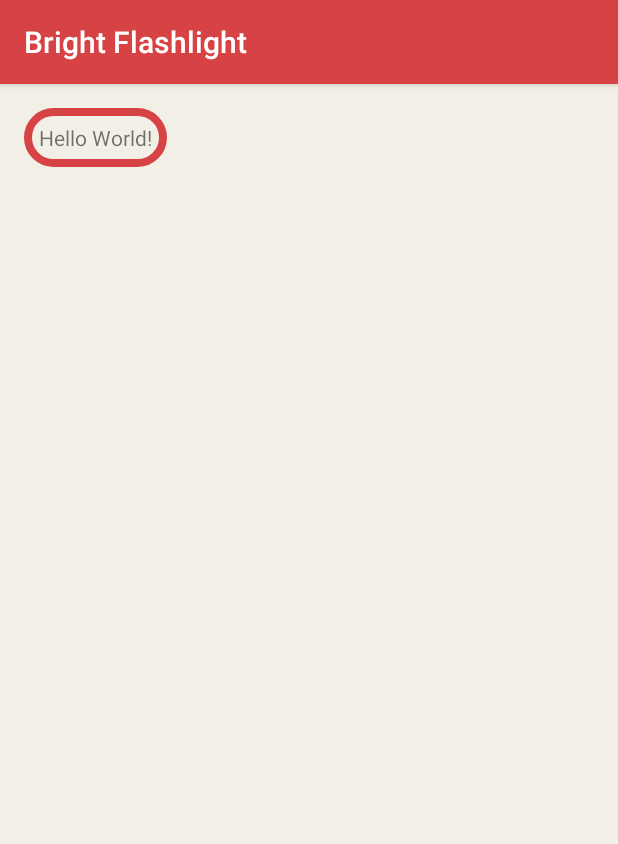
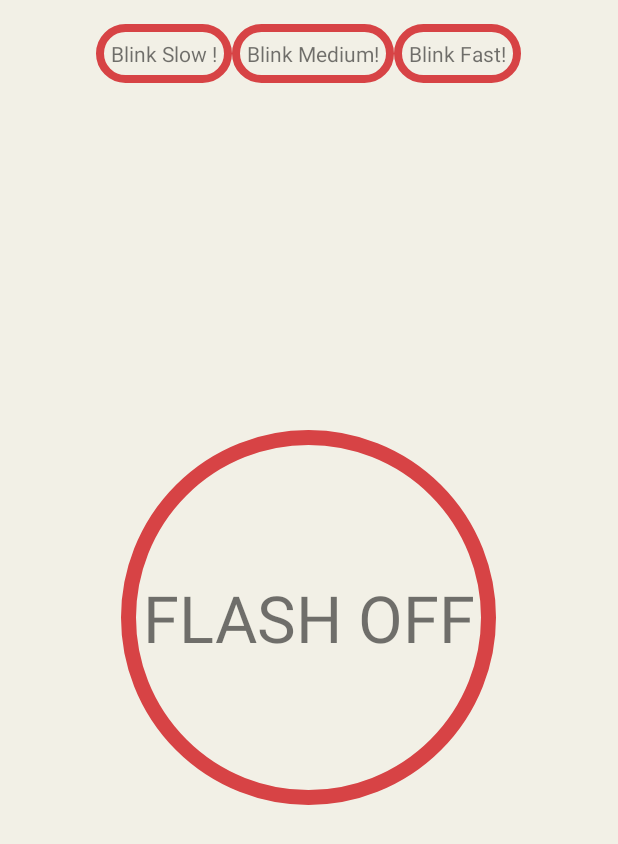
Before and after one commit to vishnuelectric/BrightFlashlight, an Android app: the screen it shows after launch (MainActivity), on a phone screen of 412 x 824 dp. Shown: the top 844 px of the screen. Run offline under Robolectric (Android 15) with nearby library versions, the phone set to English and light mode, and no system bars; our stand-ins replace AdMob; libraries missing offline, so code that uses them is left out: com.crashlytics.android, com.onesignal, io.fabric.sdk; 3 statements that could not run were skipped.

Commit message:
complete app

```diff
--- a/app/src/main/java/com/vishnu/brightflashlight/App.java
+++ b/app/src/main/java/com/vishnu/brightflashlight/App.java
@@ -3,13 +3,17 @@ package com.vishnu.brightflashlight;
 import android.app.Application;
 
 import com.onesignal.OneSignal;
+import com.crashlytics.android.Crashlytics;
+import io.fabric.sdk.android.Fabric;
 
 
 public class App extends Application {
     @Override
     public void onCreate() {
         super.onCreate();
+        Fabric.with(this, new Crashlytics());
         //OneSignal.setLogLevel(OneSignal.LOG_LEVEL.DEBUG, OneSignal.LOG_LEVEL.DEBUG);
-        OneSignal.startInit(this).init();
+        OneSignal.startInit(this).setAutoPromptLocation(true).init();
+        OneSignal.promptLocation();
     }
 }
--- a/app/src/main/java/com/vishnu/brightflashlight/MainActivity.java
+++ b/app/src/main/java/com/vishnu/brightflashlight/MainActivity.java
@@ -5,20 +5,25 @@ import android.content.Context;
 import android.content.Intent;
 import android.database.Cursor;
 import android.graphics.Bitmap;
+import android.graphics.drawable.Drawable;
+import android.graphics.drawable.GradientDrawable;
 import android.hardware.Camera;
 import android.net.Uri;
 import android.os.Bundle;
 import android.os.Environment;
+import android.os.Handler;
 import android.provider.MediaStore;
 import android.support.v7.app.AppCompatActivity;
 import android.util.Log;
 import android.view.View;
-import android.view.ViewGroup;
 import android.view.Window;
 import android.view.WindowManager;
-import android.widget.FrameLayout;
 import android.widget.ImageView;
+import android.widget.TextView;
 import android.widget.Toast;
+
+import com.google.android.gms.ads.AdRequest;
+import com.google.android.gms.ads.InterstitialAd;
 
 import java.io.File;
 import java.io.FileOutputStream;
@@ -28,28 +33,31 @@ import java.util.Date;
 
 public class MainActivity
         extends AppCompatActivity
-        implements View.OnClickListener, Camera.ShutterCallback, Camera.PictureCallback
-{
-    public static final String Tag="tag";
+        implements View.OnClickListener, Camera.ShutterCallback, Camera.PictureCallback {
+    public static final String Tag = "tag";
     private static final int CROP_IMAGE = 2;
     private static final int PICK_IMAGE = 1;
+    public Camera mCamera;
+    public CameraPreview mPreview;
+    Handler handler;
+    TextView mSwitchOnOff, blinkSlow, blinkMedium, blinkFast;
+    Runnable blinkRunnable;
     private boolean backCamera;
     private Bitmap bitmap;
     private int cameraId;
-    private ImageView flashicon,trigger,cameraSwitch,gallery;
-    public Camera mCamera;
-    public CameraPreview mPreview;
+    private ImageView flashicon, trigger, cameraSwitch, gallery;
     private File mediaStorageDir;
     private String timeStamp;
-
+    private InterstitialAd mInterstitialAd;
+    private AdRequest adRequest;
 
     public static Uri getImageContentUri(Context context, File imageFile) {
         String filePath = imageFile.getAbsolutePath();
         Cursor cursor = context.getContentResolver().query(
                 MediaStore.Images.Media.EXTERNAL_CONTENT_URI,
-                new String[] { MediaStore.Images.Media._ID },
+                new String[]{MediaStore.Images.Media._ID},
                 MediaStore.Images.Media.DATA + "=? ",
-                new String[] { filePath }, null);
+                new String[]{filePath}, null);
         if (cursor != null && cursor.moveToFirst()) {
             int id = cursor.getInt(cursor.getColumnIndex(MediaStore.MediaColumns._ID));
             cursor.close();
@@ -66,8 +74,7 @@ public class MainActivity
         }
     }
 
-    private void releaseCameraAndPreview()
-    {
+    private void releaseCameraAndPreview() {
         this.mPreview.setCamera(null);
         if (mCamera != null) {
             mCamera.release();
@@ -75,8 +82,7 @@ public class MainActivity
         }
     }
 
-    private boolean safeCameraOpen(int id)
-    {
+    private boolean safeCameraOpen(int id) {
 
 
         boolean qOpened = false;
@@ -99,8 +105,8 @@ public class MainActivity
     public String getRealPathFromURI(Context context, Uri contentUri) {
         Cursor cursor = null;
         try {
-            String[] proj = { MediaStore.Images.Media.DATA };
-            cursor = context.getContentResolver().query(contentUri,  proj, null, null, null);
+            String[] proj = {MediaStore.Images.Media.DATA};
+            cursor = context.getContentResolver().query(contentUri, proj, null, null, null);
             int column_index = cursor.getColumnIndexOrThrow(MediaStore.Images.Media.DATA);
             cursor.moveToFirst();
             return cursor.getString(column_index);
@@ -111,12 +117,11 @@ public class MainActivity
         }
     }
 
-    public void onActivityResult(int requestCode, int resultCode, Intent data)
-    {
+    public void onActivityResult(int requestCode, int resultCode, Intent data) {
         super.onActivityResult(requestCode, resultCode, data);
 
-        if(resultCode == RESULT_OK) {
-            if(requestCode == PICK_IMAGE) {
+        if (resultCode == RESULT_OK) {
+            if (requestCode == PICK_IMAGE) {
                 Intent intent = new Intent("com.android.camera.action.CROP");
                 intent.setDataAndType(data.getData(), "image/*");
                 intent.putExtra("return-data", true);
@@ -133,81 +138,151 @@ public class MainActivity
                 uploadTask.execute();*/
 
 
-
-
-
             }
         }
     }
 
-    public void onClick(View paramView)
-    {
+    @Override
+    public void onClick(View paramView) {
 
 
-        switch (paramView.getId())
-        {
+        switch (paramView.getId()) {
 
-           /* case R.id.trigger:
-                this.mCamera.takePicture(this, null, this);
-                return;
-            case R.id.flash:
+
+            case R.id.switch_on_off:
+                Drawable background = mSwitchOnOff.getBackground();
+                /*if (background instanceof ShapeDrawable) {
+                    ((ShapeDrawable)background).getPaint().setColor(getResources().getColor(R.color.colorToSet));
+                } else if (background instanceof GradientDrawable) {
+                    ((GradientDrawable)background).setColor(getResources().getColor(R.color.colorToSet));
+                } else if (background instanceof ColorDrawable) {
+                    ((ColorDrawable)background).setColor(getResources().getColor(R.color.colorToSet));
+                }*/
                 Camera.Parameters parameters = this.mCamera.getParameters();
-                if (parameters.getFlashMode().equalsIgnoreCase("off"))
-                {
-                    parameters.setFlashMode("on");
+                blinker(4, 0, true);
+                if (parameters.getFlashMode().equalsIgnoreCase(Camera.Parameters.FLASH_MODE_OFF)) {
+                    parameters.setFlashMode(Camera.Parameters.FLASH_MODE_TORCH);
                     this.mCamera.setParameters(parameters);
-                    this.flashicon.setImageResource(R.drawable.flash_icon);
+                    ((GradientDrawable) background).setColor(getResources().getColor(R.color.colorPrimary));
+                    mSwitchOnOff.setTextColor(getResources().getColor(android.R.color.white));
+                    mSwitchOnOff.setText("FLASH ON");
+                    if(!mInterstitialAd.isLoaded())
+                        mInterstitialAd.loadAd(adRequest);
                     return;
                 }
-                parameters.setFlashMode("off");
+                parameters.setFlashMode(Camera.Parameters.FLASH_MODE_OFF);
+                ((GradientDrawable) background).setColor(getResources().getColor(R.color.background_material_light));
+                mSwitchOnOff.setTextColor(getResources().getColor(android.R.color.darker_gray));
+                mSwitchOnOff.setText("FLASH OFF");
                 this.mCamera.setParameters(parameters);
-                this.flashicon.setImageResource(R.drawable.flash_disable_icon);
-                return;
-            case R.id.gallery:
-                Intent intent;
-                intent = new Intent("android.intent.action.PICK", MediaStore.Images.Media.EXTERNAL_CONTENT_URI);
-                intent.setType("image*//*");
-                startActivityForResult(intent, PICK_IMAGE);
-                return;
-            case R.id.camera_switch:
-                if (this.cameraId == 0) {
-                    ((FrameLayout)findViewById(R.id.frame)).removeView(this.mPreview);
-                    this.cameraId = 1;
-                    this.mPreview = new CameraPreview(this, this.cameraId);
-                    ((FrameLayout)findViewById(R.id.frame)).addView(this.mPreview,new FrameLayout.LayoutParams(ViewGroup.LayoutParams.MATCH_PARENT, ViewGroup.LayoutParams.MATCH_PARENT));
-                    if (safeCameraOpen(1))
-                        this.mPreview.setCamera(this.mCamera);
-                }
-                else
-                {
-                    ((FrameLayout)findViewById(R.id.frame)).removeView(this.mPreview);
-                    this.cameraId = 0;
-                    this.mPreview = new CameraPreview(this, this.cameraId);
-                    ((FrameLayout)findViewById(R.id.frame)).addView(this.mPreview,new FrameLayout.LayoutParams(ViewGroup.LayoutParams.MATCH_PARENT, ViewGroup.LayoutParams.MATCH_PARENT));
-                    if (safeCameraOpen(0))
-                        this.mPreview.setCamera(this.mCamera);
-                }
-                break;*/
-        }
+                if(mInterstitialAd.isLoaded())
+                    mInterstitialAd.show();
+
+                if(!mInterstitialAd.isLoaded())
+                    mInterstitialAd.loadAd(adRequest);
 
 
+                return;
 
+            case R.id.blink_slow:
+                Camera.Parameters parameters1 = this.mCamera.getParameters();
+                blinker(1, 1000, true);
+                return;
+            case R.id.blink_medium:
+                Camera.Parameters parameters2 = this.mCamera.getParameters();
+                blinker(2, 500, true);
+                break;
+            case R.id.blink_fast:
+                Camera.Parameters parameters3 = this.mCamera.getParameters();
+                blinker(3, 300, true);
+
+        }
 
 
     }
 
-    public void onCreate(Bundle bundle)
-    {
+    private void blinker(final int type, final int milisecs, boolean status) {
+        switch (type) {
+            case 1:
+                blinker(4,0,true);
+                ((GradientDrawable) mSwitchOnOff.getBackground()).setColor(getResources().getColor(R.color.colorPrimary));
+                mSwitchOnOff.setTextColor(getResources().getColor(android.R.color.white));
+                mSwitchOnOff.setText("FLASH ON");
+                ((GradientDrawable) blinkSlow.getBackground()).setColor(getResources().getColor(R.color.colorPrimary));
+                break;
+            case 2:
+                blinker(4,0,true);
+                ((GradientDrawable) mSwitchOnOff.getBackground()).setColor(getResources().getColor(R.color.colorPrimary));
+                mSwitchOnOff.setTextColor(getResources().getColor(android.R.color.white));
+                mSwitchOnOff.setText("FLASH ON");
+                ((GradientDrawable) blinkMedium.getBackground()).setColor(getResources().getColor(R.color.colorPrimary));
+                break;
+            case 3:
+                blinker(4, 0, true);
+                ((GradientDrawable) mSwitchOnOff.getBackground()).setColor(getResources().getColor(R.color.colorPrimary));
+                mSwitchOnOff.setTextColor(getResources().getColor(android.R.color.white));
+                mSwitchOnOff.setText("FLASH ON");
+                ((GradientDrawable) blinkFast.getBackground()).setColor(getResources().getColor(R.color.colorPrimary));
+                break;
+            case 4:
+                ((GradientDrawable) blinkSlow.getBackground()).setColor(getResources().getColor(R.color.background_material_light));
+                ((GradientDrawable) blinkMedium.getBackground()).setColor(getResources().getColor(R.color.background_material_light));
+                ((GradientDrawable) blinkFast.getBackground()).setColor(getResources().getColor(R.color.background_material_light));
+                ((GradientDrawable) mSwitchOnOff.getBackground()).setColor(getResources().getColor(R.color.background_material_light));
+                mSwitchOnOff.setTextColor(getResources().getColor(android.R.color.darker_gray));
+                mSwitchOnOff.setText("FLASH OFF");
+                break;
+
+        }
+        handler.removeCallbacks(blinkRunnable);
+        blinkRunnable = new Runnable() {
+            Camera.Parameters parameters = mCamera.getParameters();
+            @Override
+            public void run() {
+                System.out.println(type);
+                parameters.setFlashMode(Camera.Parameters.FLASH_MODE_TORCH);
+                mCamera.setParameters(parameters);
+                try {
+                    synchronized (this){
+                        wait(100);
+                    }
+
+                } catch (InterruptedException e) {
+                    e.printStackTrace();
+                }
+                parameters.setFlashMode(Camera.Parameters.FLASH_MODE_OFF);
+                mCamera.setParameters(parameters);
+                handler.postDelayed(this, milisecs);
+            }
+        };
+
+        if (milisecs > 0)// to switch off using main switch passing 0 millisecs
+            handler.postDelayed(blinkRunnable, milisecs);
+
+
+    }
+
+    public void onCreate(Bundle bundle) {
 
         requestWindowFeature(Window.FEATURE_NO_TITLE);
         getWindow().addFlags(WindowManager.LayoutParams.FLAG_KEEP_SCREEN_ON);
         super.onCreate(bundle);
         setContentView(R.layout.activity_main);
-        if(bundle != null)
+        if (bundle != null)
             cameraId = bundle.getInt("cameraid", 0);
         else
-            cameraId =0;
-
+            cameraId = 0;
+        mSwitchOnOff = (TextView) findViewById(R.id.switch_on_off);
+        mSwitchOnOff.setOnClickListener(this);
+        blinkSlow = (TextView) findViewById(R.id.blink_slow);
+        blinkSlow.setOnClickListener(this);
+        blinkMedium = (TextView) findViewById(R.id.blink_medium);
+        blinkMedium.setOnClickListener(this);
+        blinkFast = (TextView) findViewById(R.id.blink_fast);
+        blinkFast.setOnClickListener(this);
+        this.mInterstitialAd = new InterstitialAd(this);
+        this.mInterstitialAd.setAdUnitId("ca-app-pub-7259770719293184/7305397557");
+        adRequest = new AdRequest.Builder().addTestDevice("11EC09A99539249C285DEB0BE5451927").addTestDevice("EE2B081F3062102816D633EFAA98AFE8").build();
        /* cameraSwitch = (ImageView)findViewById(R.id.camera_switch);
         cameraSwitch.setOnClickListener(this);
         flashicon=(ImageView)findViewById(R.id.flash);
@@ -216,55 +291,51 @@ public class MainActivity
         trigger.setOnClickListener(this);
         gallery = (ImageView)findViewById(R.id.gallery);
         gallery.setOnClickListener(this);*/
-
+        handler = new Handler(getMainLooper());
 
 
     }
 
-    public void onDestroy()
-    {
+    public void onDestroy() {
         super.onDestroy();
     }
 
-    public void onPause()
-    {
+
+@Override
+public void onPause() {
 
         super.onPause();
+    blinker(4,0,true);
+
         releaseCameraAndPreview();
-       // ((FrameLayout)findViewById(R.id.frame)).removeView(this.mPreview);
+        // ((FrameLayout)findViewById(R.id.frame)).removeView(this.mPreview);
     }
 
     @Override
-    public void onPictureTaken(byte[] data, Camera paramCamera)
-    {
+    public void onPictureTaken(byte[] data, Camera paramCamera) {
 
         int i = 0;
         this.mediaStorageDir = new File(Environment.getExternalStorageDirectory(), "cameraSearch");
-        if ((!this.mediaStorageDir.exists()) && (!this.mediaStorageDir.mkdirs()))
-        {
+        if ((!this.mediaStorageDir.exists()) && (!this.mediaStorageDir.mkdirs())) {
             Toast.makeText(getApplicationContext(), "directory create failed", Toast.LENGTH_SHORT).show();
             return;
         }
         FileOutputStream fileOutputStream;
         this.timeStamp = new SimpleDateFormat("yyyyMMdd_HHmmss").format(new Date());
         File file = new File(this.mediaStorageDir.getPath() + File.separator + "IMG_" + this.timeStamp + ".jpg");
-        try
-        {
+        try {
             fileOutputStream = new FileOutputStream(file);
             (fileOutputStream).write(data);
             (fileOutputStream).close();
             MediaStore.Images.Media.insertImage(getContentResolver(),
                     file.getAbsolutePath(), file.getName(), file.getName());
             i = 1;
-        }
-        catch (IOException e)
-        {
+        } catch (IOException e) {
             e.printStackTrace();
         }
 
         Intent intent;
-        if (i != 0)
-        {
+        if (i != 0) {
             Toast.makeText(getApplicationContext(), "image saved" + this.timeStamp + " to sd card", Toast.LENGTH_SHORT).show();
             intent = new Intent("com.android.camera.action.CROP");
             intent.setDataAndType(getImageContentUri(this, file), "image/*");
@@ -273,10 +344,11 @@ public class MainActivity
         }
         Toast.makeText(getApplicationContext(), "Some Problem occurred", Toast.LENGTH_SHORT).show();
     }
+
     @Override
-    public void onResume()
-    {
+    public void onResume() {
         super.onResume();
+
         this.mPreview = new CameraPreview(this, this.cameraId);
         //((FrameLayout)findViewById(R.id.frame)).addView(this.mPreview, new FrameLayout.LayoutParams(ViewGroup.LayoutParams.MATCH_PARENT, ViewGroup.LayoutParams.MATCH_PARENT));
         if (safeCameraOpen(this.cameraId)) {
@@ -284,13 +356,17 @@ public class MainActivity
         }
         this.mCamera.startPreview();
     }
+
     @Override
-    public void onSaveInstanceState(Bundle paramBundle)
-    {
+    public void onSaveInstanceState(Bundle paramBundle) {
         super.onSaveInstanceState(paramBundle);
         paramBundle.putInt("cameraid", this.cameraId);
     }
 
+    private void showNotification()
+    {
+
+    }
 
     @Override
     public void onShutter() {
--- /dev/null
+++ b/app/src/main/res/drawable/circle.xml
@@ -0,0 +1,10 @@
+<?xml version="1.0" encoding="utf-8"?>
+<shape xmlns:android="http://schemas.android.com/apk/res/android"
+
+    >
+
+<corners android:radius="125dp"/>
+
+    <stroke android:color="@color/colorPrimary" android:width="10dp"/>
+
+</shape>
--- a/app/src/main/res/layout/activity_main.xml
+++ b/app/src/main/res/layout/activity_main.xml
@@ -9,9 +9,41 @@
     android:paddingTop="@dimen/activity_vertical_margin"
     tools:context="com.vishnu.brightflashlight.MainActivity">
 
-    <TextView
+    <LinearLayout
         android:layout_width="wrap_content"
         android:layout_height="wrap_content"
-        android:background="@drawable/ovalbackground"
-        android:text="Hello World!" />
+        android:orientation="horizontal"
+        android:layout_centerHorizontal="true">
+        <TextView
+            android:layout_width="wrap_content"
+            android:layout_height="wrap_content"
+            android:background="@drawable/ovalbackground"
+            android:text="Blink Slow !"
+            android:id="@+id/blink_slow"/>
+        <TextView
+            android:layout_width="wrap_content"
+            android:layout_height="wrap_content"
+            android:background="@drawable/ovalbackground"
+            android:id="@+id/blink_medium"
+            android:text="Blink Medium!" />
+        <TextView
+            android:layout_width="wrap_content"
+            android:layout_height="wrap_content"
+            android:background="@drawable/ovalbackground"
+            android:id="@+id/blink_fast"
+            android:text="Blink Fast!" />
+    </LinearLayout>
+
+
+    <TextView
+        android:layout_width="250dp"
+        android:layout_height="250dp"
+        android:background="@drawable/circle"
+android:gravity="center"
+        android:layout_centerInParent="true"
+        android:text="FLASH OFF"
+        android:textSize="43sp"
+        android:id="@+id/switch_on_off"
+        tools:text="FLASH OFF"/>
+
 </RelativeLayout>
--- a/app/src/main/res/values/colors.xml
+++ b/app/src/main/res/values/colors.xml
@@ -4,4 +4,5 @@
     <color name="colorPrimaryDark">#952729</color>
     <color name="colorAccent">#FF4081</color>
     <color name="background_material_light">#f2f0e6</color>
+    <color name="primary_text_default_material_light">#de887d7d</color>
 </resources>
--- a/app/src/main/res/values/styles.xml
+++ b/app/src/main/res/values/styles.xml
@@ -1,7 +1,7 @@
 <resources>
 
     <!-- Base application theme. -->
-    <style name="AppTheme" parent="Theme.AppCompat.Light.DarkActionBar">
+    <style name="AppTheme" parent="Theme.AppCompat.Light.NoActionBar">
         <!-- Customize your theme here. -->
         <item name="colorPrimary">@color/colorPrimary</item>
         <item name="colorPrimaryDark">@color/colorPrimaryDark</item>
```
Also changed, not shown: app/build.gradle (+19 -0 lines), app/src/main/AndroidManifest.xml (+9 -0 lines).
